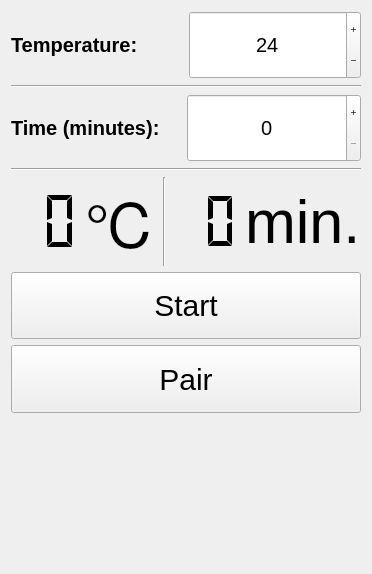
Before: the Qt Designer form mainwindow.ui in vanya1301/acetone-bath-Qt-part, drawn with Qt 5.
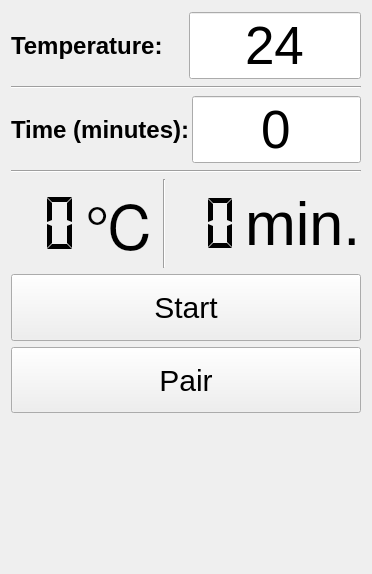
After: the same form once the commit is applied.

What changed in the file:
```diff
--- a/mainwindow.ui
+++ b/mainwindow.ui
@@ -37,7 +37,7 @@
            <widget class="QLabel" name="TempLabel">
             <property name="font">
              <font>
-              <pointsize>15</pointsize>
+              <pointsize>18</pointsize>
               <weight>75</weight>
               <italic>false</italic>
               <bold>true</bold>
@@ -61,14 +61,14 @@
             </property>
             <property name="font">
              <font>
-              <pointsize>15</pointsize>
+              <pointsize>40</pointsize>
              </font>
             </property>
             <property name="alignment">
              <set>Qt::AlignCenter</set>
             </property>
             <property name="buttonSymbols">
-             <enum>QAbstractSpinBox::PlusMinus</enum>
+             <enum>QAbstractSpinBox::NoButtons</enum>
             </property>
             <property name="minimum">
              <number>0</number>
@@ -106,7 +106,7 @@
        <widget class="QLabel" name="TimeLabel">
         <property name="font">
          <font>
-          <pointsize>15</pointsize>
+          <pointsize>18</pointsize>
           <weight>75</weight>
           <italic>false</italic>
           <bold>true</bold>
@@ -127,14 +127,17 @@
         </property>
         <property name="font">
          <font>
-          <pointsize>15</pointsize>
+          <pointsize>40</pointsize>
          </font>
         </property>
         <property name="alignment">
          <set>Qt::AlignCenter</set>
         </property>
         <property name="buttonSymbols">
-         <enum>QAbstractSpinBox::PlusMinus</enum>
+         <enum>QAbstractSpinBox::NoButtons</enum>
+        </property>
+        <property name="displayIntegerBase">
+         <number>10</number>
         </property>
        </widget>
       </item>
```
